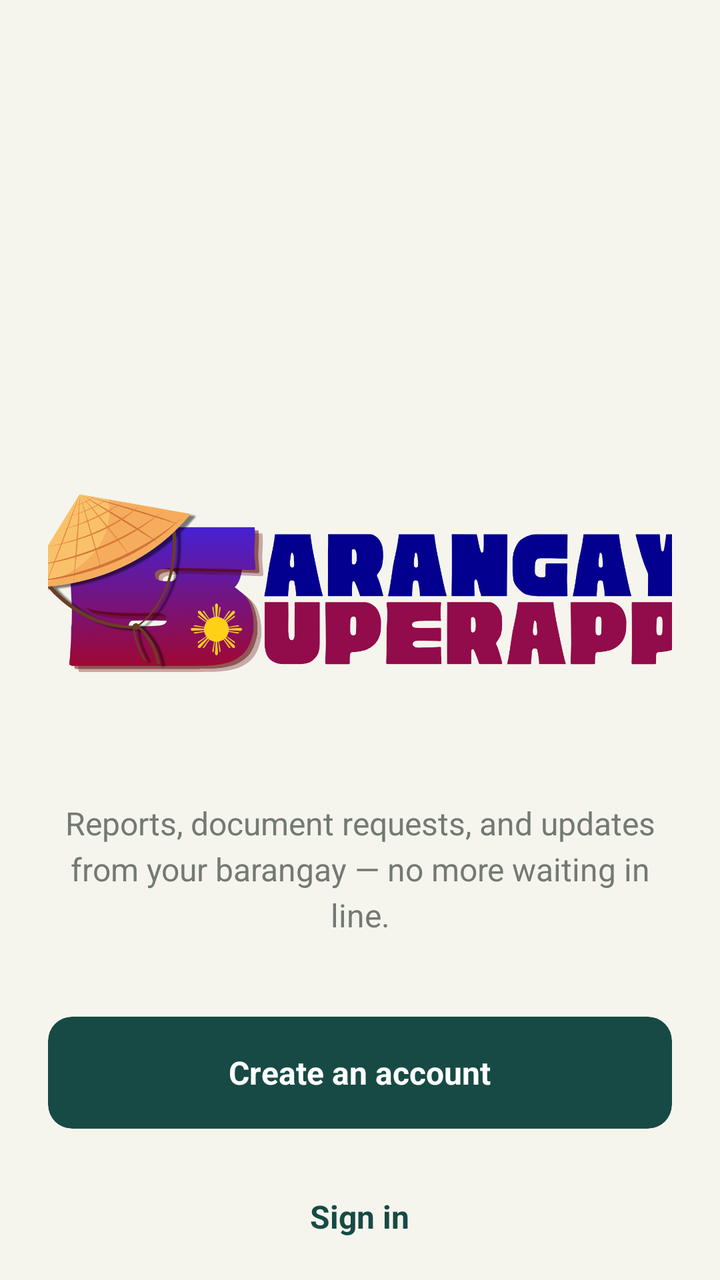
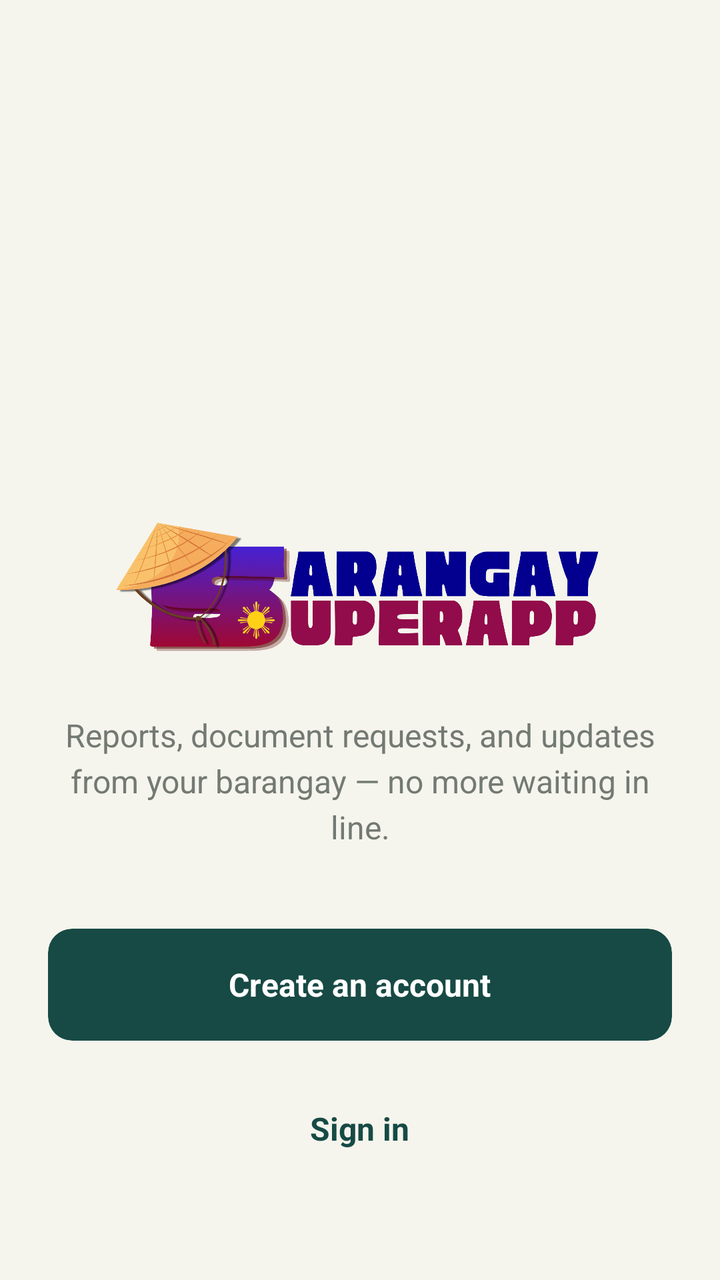

Screens rendered from an Android XML layout before and after an edit, with the pre-edit source and the edit as a unified diff.
<!-- AndroidManifest.xml: application theme Theme.Barangay_superAPP -->
<!-- res/layout/starting.xml -->
<?xml version="1.0" encoding="utf-8"?>
<LinearLayout xmlns:android="http://schemas.android.com/apk/res/android"
    xmlns:app="http://schemas.android.com/apk/res-auto"
    android:layout_width="match_parent"
    android:layout_height="match_parent"
    android:background="#F5F5ED"
    android:orientation="vertical">

    <ScrollView
        android:layout_width="match_parent"
        android:layout_height="match_parent"
        android:fillViewport="true"
        android:scrollbars="none">

        <LinearLayout
            android:layout_width="match_parent"
            android:layout_height="wrap_content"
            android:orientation="vertical">

            
            
            
            <LinearLayout
                android:layout_width="match_parent"
                android:layout_height="892dp"
                android:gravity="center"
                android:minHeight="700dp"
                android:orientation="vertical"
                android:paddingHorizontal="24dp"
                android:paddingTop="48dp"
                android:paddingBottom="48dp">

                
                <View
                    android:layout_width="match_parent"
                    android:layout_height="0dp"
                    android:layout_weight="1" />

                
                <ImageView
                    android:layout_width="343dp"
                    android:layout_height="166dp"
                    android:layout_marginBottom="20dp"
                    android:adjustViewBounds="true"
                    android:scaleType="fitCenter"
                    android:src="@drawable/app_logo_name" />

                

                
                <TextView
                    android:layout_width="match_parent"
                    android:layout_height="wrap_content"
                    android:layout_marginBottom="40dp"
                    android:gravity="center"
                    android:lineSpacingExtra="4dp"
                    android:text="Reports, document requests, and updates from your barangay — no more waiting in line."
                    android:textColor="#737973"
                    android:textSize="16sp" />

                
                <androidx.cardview.widget.CardView
                    android:id="@+id/btnCreateAccount"
                    android:layout_width="match_parent"
                    android:layout_height="56dp"
                    android:layout_marginBottom="16dp"
                    android:clickable="true"
                    android:focusable="true"
                    android:foreground="?android:attr/selectableItemBackground"
                    app:cardBackgroundColor="#174A45"
                    app:cardCornerRadius="12dp"
                    app:cardElevation="0dp">

                    <TextView
                        android:layout_width="wrap_content"
                        android:layout_height="wrap_content"
                        android:layout_gravity="center"
                        android:text="Create an account"
                        android:textColor="#FFFFFF"
                        android:textSize="16sp"
                        android:textStyle="bold" />
                </androidx.cardview.widget.CardView>

                
                <androidx.cardview.widget.CardView
                    android:id="@+id/btnSignIn"
                    android:layout_width="match_parent"
                    android:layout_height="56dp"
                    android:clickable="true"
                    android:focusable="true"
                    android:foreground="?android:attr/selectableItemBackground"
                    app:cardBackgroundColor="@android:color/transparent"
                    app:cardCornerRadius="12dp"
                    app:cardElevation="0dp"
                    app:strokeColor="#DFE2DD"
                    app:strokeWidth="1dp">

                    <TextView
                        android:layout_width="wrap_content"
                        android:layout_height="wrap_content"
                        android:layout_gravity="center"
                        android:text="Sign in"
                        android:textColor="#174A45"
                        android:textSize="16sp"
                        android:textStyle="bold" />
                </androidx.cardview.widget.CardView>



                
                <View
                    android:layout_width="match_parent"
                    android:layout_height="0dp"
                    android:layout_weight="1" />

                
                <TextView
                    android:layout_width="wrap_content"
                    android:layout_height="wrap_content"
                    android:layout_marginTop="24dp"
                    android:text="Scroll for FAQs ▼"
                    android:textColor="#AAB3AE"
                    android:textSize="12sp" />

            </LinearLayout>


            
            
            
            <LinearLayout
                android:layout_width="match_parent"
                android:layout_height="wrap_content"
                android:orientation="vertical"
                android:paddingHorizontal="24dp"
                android:paddingBottom="40dp">

                
                <TextView
                    android:layout_width="wrap_content"
                    android:layout_height="wrap_content"
                    android:layout_marginTop="24dp"
                    android:layout_marginBottom="16dp"
                    android:text="Frequently asked"
                    android:textColor="#2A3532"
                    android:textSize="16sp"
                    android:textStyle="bold" />

                
                <LinearLayout
                    android:layout_width="match_parent"
                    android:layout_height="wrap_content"
                    android:orientation="vertical">

                    <LinearLayout
                        android:layout_width="match_parent"
                        android:layout_height="wrap_content"
                        android:paddingVertical="16dp"
                        android:orientation="horizontal"
                        android:gravity="center_vertical"
                        android:clickable="true"
                        android:focusable="true">

                        <TextView
                            android:layout_width="0dp"
                            android:layout_height="wrap_content"
                            android:layout_weight="1"
                            android:text="Is this app free to use?"
                            android:textColor="#11231D"
                            android:textSize="14sp"
                            android:textStyle="bold" />

                        <TextView
                            android:layout_width="wrap_content"
                            android:layout_height="wrap_content"
                            android:text="▼"
                            android:textColor="#AAB3AE"
                            android:textSize="10sp" />
                    </LinearLayout>
                    <View
                        android:layout_width="match_parent"
                        android:layout_height="1dp"
                        android:background="#DFE2DD" />
                </LinearLayout>

                
                <LinearLayout
                    android:layout_width="match_parent"
                    android:layout_height="wrap_content"
                    android:orientation="vertical">

                    <LinearLayout
                        android:layout_width="match_parent"
                        android:layout_height="wrap_content"
                        android:paddingVertical="16dp"
                        android:orientation="horizontal"
                        android:gravity="center_vertical"
                        android:clickable="true"
                        android:focusable="true">

                        <TextView
                            android:layout_width="0dp"
                            android:layout_height="wrap_content"
                            android:layout_weight="1"
                            android:text="Why does my account need approval?"
                            android:textColor="#11231D"
                            android:textSize="14sp"
                            android:textStyle="bold" />

                        <TextView
                            android:layout_width="wrap_content"
                            android:layout_height="wrap_content"
                            android:text="▼"
                            android:textColor="#AAB3AE"
                            android:textSize="10sp" />
                    </LinearLayout>
                    <View
                        android:layout_width="match_parent"
                        android:layout_height="1dp"
                        android:background="#DFE2DD" />
                </LinearLayout>

                
                <LinearLayout
                    android:layout_width="match_parent"
                    android:layout_height="wrap_content"
                    android:orientation="vertical">

                    <LinearLayout
                        android:layout_width="match_parent"
                        android:layout_height="wrap_content"
                        android:paddingVertical="16dp"
                        android:orientation="horizontal"
                        android:gravity="center_vertical"
                        android:clickable="true"
                        android:focusable="true">

                        <TextView
                            android:layout_width="0dp"
                            android:layout_height="wrap_content"
                            android:layout_weight="1"
                            android:text="What if I don't have a smartphone?"
                            android:textColor="#11231D"
                            android:textSize="14sp"
                            android:textStyle="bold" />

                        <TextView
                            android:layout_width="wrap_content"
                            android:layout_height="wrap_content"
                            android:text="▼"
                            android:textColor="#AAB3AE"
                            android:textSize="10sp" />
                    </LinearLayout>
                    <View
                        android:layout_width="match_parent"
                        android:layout_height="1dp"
                        android:background="#DFE2DD" />
                </LinearLayout>

                
                <LinearLayout
                    android:layout_width="match_parent"
                    android:layout_height="wrap_content"
                    android:orientation="vertical">

                    <LinearLayout
                        android:layout_width="match_parent"
                        android:layout_height="wrap_content"
                        android:paddingVertical="16dp"
                        android:orientation="horizontal"
                        android:gravity="center_vertical"
                        android:clickable="true"
                        android:focusable="true">

                        <TextView
                            android:layout_width="0dp"
                            android:layout_height="wrap_content"
                            android:layout_weight="1"
                            android:text="Is my information kept private?"
                            android:textColor="#11231D"
                            android:textSize="14sp"
                            android:textStyle="bold" />

                        <TextView
                            android:layout_width="wrap_content"
                            android:layout_height="wrap_content"
                            android:text="▼"
                            android:textColor="#AAB3AE"
                            android:textSize="10sp" />
                    </LinearLayout>
                </LinearLayout>

                <View
                    android:layout_width="match_parent"
                    android:layout_height="1dp"
                    android:layout_marginTop="16dp"
                    android:background="#DFE2DD" />

                
                <LinearLayout
                    android:layout_width="match_parent"
                    android:layout_height="wrap_content"
                    android:layout_marginTop="24dp"
                    android:gravity="center"
                    android:orientation="horizontal">

                    <TextView
                        android:id="@+id/tvAbout"
                        android:layout_width="wrap_content"
                        android:layout_height="wrap_content"
                        android:text="About"
                        android:textColor="#247D76"
                        android:textSize="12sp"
                        android:textStyle="bold"
                        android:clickable="true"
                        android:focusable="true" />

                    <TextView
                        android:id="@+id/tvPrivacyPolicy"
                        android:layout_width="wrap_content"
                        android:layout_height="wrap_content"
                        android:layout_marginStart="16dp"
                        android:text="Privacy Policy"
                        android:textColor="#247D76"
                        android:textSize="12sp"
                        android:textStyle="bold"
                        android:clickable="true"
                        android:focusable="true" />

                    <TextView
                        android:id="@+id/tvTerms"
                        android:layout_width="wrap_content"
                        android:layout_height="wrap_content"
                        android:layout_marginStart="16dp"
                        android:text="Terms"
                        android:textColor="#247D76"
                        android:textSize="12sp"
                        android:textStyle="bold"
                        android:clickable="true"
                        android:focusable="true" />
                </LinearLayout>

                <TextView
                    android:id="@+id/tvContact"
                    android:layout_width="wrap_content"
                    android:layout_height="wrap_content"
                    android:layout_gravity="center"
                    android:layout_marginTop="16dp"
                    android:text="Contact your barangay"
                    android:textColor="#247D76"
                    android:textSize="12sp"
                    android:textStyle="bold"
                    android:clickable="true"
                    android:focusable="true" />

                <TextView
                    android:layout_width="wrap_content"
                    android:layout_height="wrap_content"
                    android:layout_gravity="center"
                    android:layout_marginTop="12dp"
                    android:text="Barangay SuperApp · Barangay San Isidro"
                    android:textColor="#AAB3AE"
                    android:textSize="12sp" />

            </LinearLayout>
        </LinearLayout>
    </ScrollView>
</LinearLayout>
<!-- resources referenced by this layout -->
<resources>
  <!-- drawable app_logo_name: png bitmap (drawable, 201171 bytes) -->
  <style name="Theme.Barangay_superAPP" parent="Theme.MaterialComponents.DayNight.NoActionBar">
          
          <item name="colorPrimary">@color/purple_500</item>
          <item name="colorPrimaryVariant">@color/purple_700</item>
          <item name="colorOnPrimary">@color/white</item>
          
          <item name="colorSecondary">@color/teal_200</item>
          <item name="colorSecondaryVariant">@color/teal_700</item>
          <item name="colorOnSecondary">@color/black</item>
          
          <item name="android:statusBarColor">#F5F5ED</item>
          <item name="android:windowLightStatusBar">true</item>
      </style>
  <color name="purple_500">#FF6200EE</color>
  <color name="purple_700">#FF3700B3</color>
  <color name="white">#FFFFFFFF</color>
  <color name="teal_200">#FF03DAC5</color>
  <color name="teal_700">#FF018786</color>
  <color name="black">#FF000000</color>
</resources>

<!-- the commit's change to res/layout/starting.xml (unified diff, before → after) -->
@@ -38,12 +38,15 @@
 
                 
                 <ImageView
-                    android:layout_width="343dp"
-                    android:layout_height="166dp"
+                    android:layout_width="match_parent"
+                    android:layout_height="wrap_content"
                     android:layout_marginBottom="20dp"
+                    android:paddingHorizontal="32dp"
+                    android:maxHeight="90dp"
                     android:adjustViewBounds="true"
                     android:scaleType="fitCenter"
-                    android:src="@drawable/app_logo_name" />
+                    android:src="@drawable/app_logo_name"
+                    android:contentDescription="Barangay SuperApp Logo" />
 
                 
 
